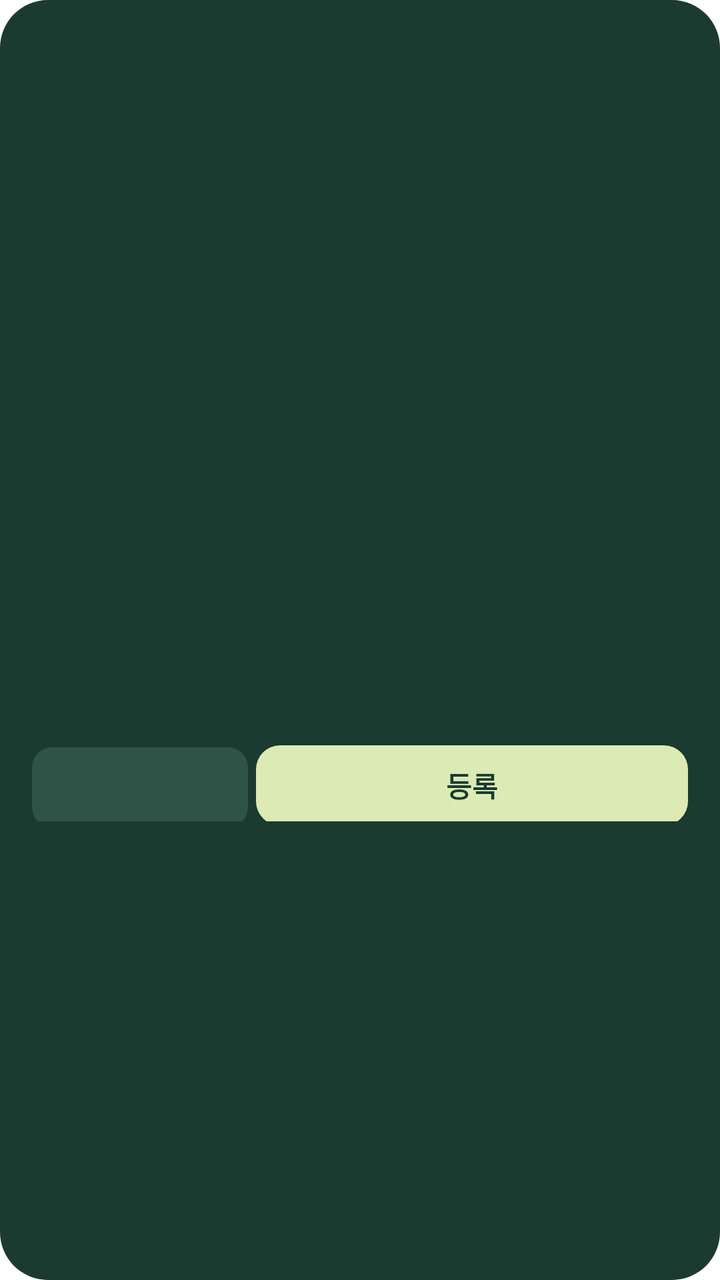
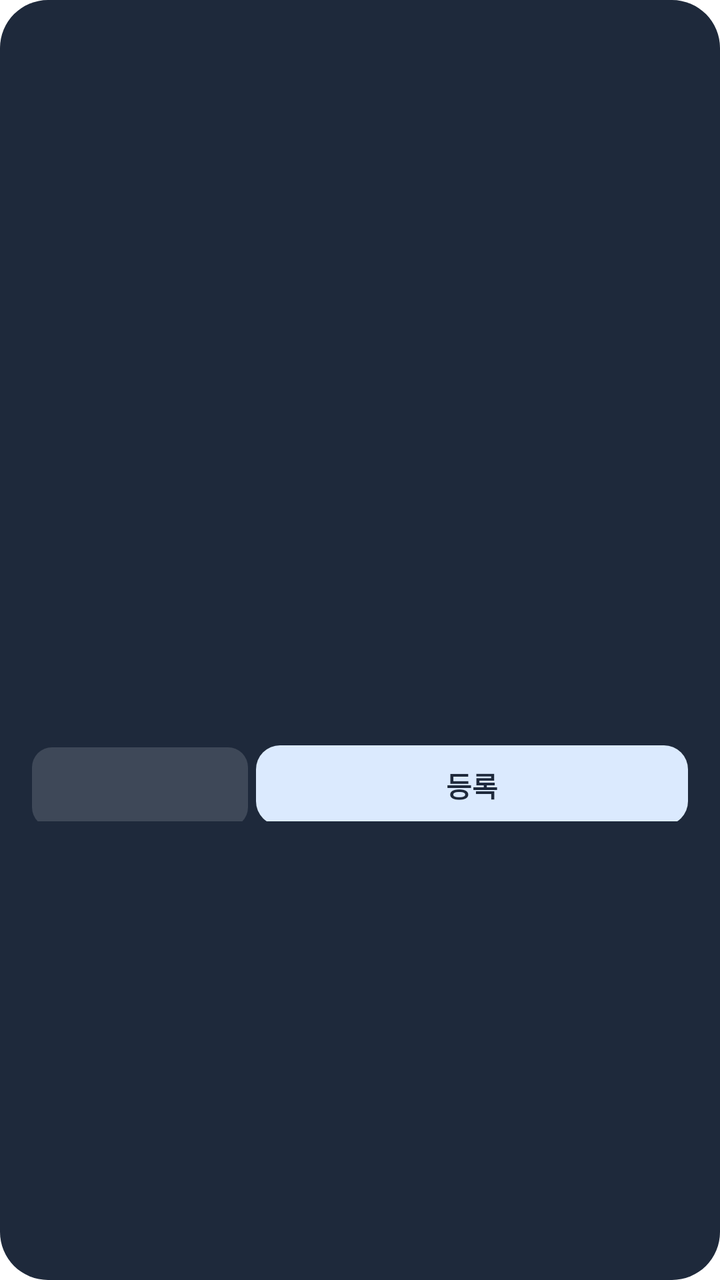

Compare the two renders of this Android layout. The source of the first and the diff that turns it into the second are given below.
<!-- AndroidManifest.xml: fallback theme Theme.MaterialComponents.DayNight.NoActionBar -->
<!-- res/layout/parking_widget.xml -->
<?xml version="1.0" encoding="utf-8"?>
<LinearLayout xmlns:android="http://schemas.android.com/apk/res/android" android:id="@+id/widget_root" android:layout_width="match_parent" android:layout_height="match_parent" android:orientation="vertical" android:gravity="center_vertical" android:paddingLeft="14dp" android:paddingRight="14dp" android:paddingTop="12dp" android:paddingBottom="12dp" android:background="@drawable/widget_background">
    <LinearLayout android:layout_width="match_parent" android:layout_height="wrap_content" android:orientation="horizontal" android:gravity="bottom">
        <TextView android:id="@+id/widget_location" android:layout_width="0dp" android:layout_weight="1" android:layout_height="wrap_content" android:textColor="#FFFFFF" android:textSize="30sp" android:textStyle="bold" android:maxLines="1" android:ellipsize="end" android:includeFontPadding="false" />
        <TextView android:id="@+id/widget_updated" android:layout_width="wrap_content" android:layout_height="wrap_content" android:layout_marginLeft="8dp" android:paddingBottom="4dp" android:textColor="#BFD3C8" android:textSize="11sp" android:maxLines="1" android:ellipsize="end" />
    </LinearLayout>
    <TextView android:id="@+id/widget_hint" android:layout_width="match_parent" android:layout_height="wrap_content" android:layout_marginTop="2dp" android:textColor="#BFD3C8" android:textSize="11sp" android:maxLines="1" android:ellipsize="end" />
    <LinearLayout android:id="@+id/widget_controls" android:layout_width="match_parent" android:layout_height="wrap_content" android:orientation="vertical">
        <LinearLayout android:id="@+id/widget_floor_row_1" android:layout_width="match_parent" android:layout_height="36dp" android:orientation="horizontal" android:layout_marginTop="8dp">
            <TextView android:id="@+id/widget_floor_0" style="@style/WidgetChip" android:visibility="gone" />
            <TextView android:id="@+id/widget_floor_1" style="@style/WidgetChip" android:visibility="gone" />
            <TextView android:id="@+id/widget_floor_2" style="@style/WidgetChip" android:visibility="gone" />
            <TextView android:id="@+id/widget_floor_3" style="@style/WidgetChip" android:visibility="gone" />
            <TextView android:id="@+id/widget_floor_4" style="@style/WidgetChip" android:visibility="gone" />
            <TextView android:id="@+id/widget_floor_5" style="@style/WidgetChip" android:visibility="gone" />
        </LinearLayout>
        <LinearLayout android:id="@+id/widget_floor_row_2" android:layout_width="match_parent" android:layout_height="36dp" android:orientation="horizontal" android:layout_marginTop="4dp">
            <TextView android:id="@+id/widget_floor_6" style="@style/WidgetChip" android:visibility="gone" />
            <TextView android:id="@+id/widget_floor_7" style="@style/WidgetChip" android:visibility="gone" />
            <TextView android:id="@+id/widget_floor_8" style="@style/WidgetChip" android:visibility="gone" />
            <TextView android:id="@+id/widget_floor_9" style="@style/WidgetChip" android:visibility="gone" />
            <TextView android:id="@+id/widget_floor_10" style="@style/WidgetChip" android:visibility="gone" />
            <TextView android:id="@+id/widget_floor_11" style="@style/WidgetChip" android:visibility="gone" />
        </LinearLayout>
        <LinearLayout android:layout_width="match_parent" android:layout_height="40dp" android:orientation="horizontal" android:layout_marginTop="6dp">
            <TextView android:id="@+id/widget_zone" style="@style/WidgetChip" android:layout_height="40dp" android:contentDescription="다음 구역 선택" />
            <TextView android:id="@+id/widget_save" android:layout_width="0dp" android:layout_weight="2" android:layout_height="40dp" android:layout_margin="2dp" android:gravity="center" android:background="@drawable/widget_save" android:textColor="#1B3A30" android:textSize="14sp" android:textStyle="bold" android:text="등록" android:contentDescription="선택한 층과 구역을 서버에 등록" />
        </LinearLayout>
    </LinearLayout>
</LinearLayout>
<!-- resources referenced by this layout -->
<resources>
  <!-- drawable widget_background (drawable) -->
  <shape xmlns:android="http://schemas.android.com/apk/res/android"><solid android:color="#1B3A30"/><corners android:radius="24dp"/></shape>
  <!-- drawable widget_save (drawable) -->
  <shape xmlns:android="http://schemas.android.com/apk/res/android"><solid android:color="#DCEBB4"/><corners android:radius="12dp"/></shape>
  <style name="WidgetChip">
          <item name="android:layout_width">0dp</item>
          <item name="android:layout_weight">1</item>
          <item name="android:layout_height">36dp</item>
          <item name="android:layout_margin">2dp</item>
          <item name="android:gravity">center</item>
          <item name="android:background">@drawable/widget_chip</item>
          <item name="android:textColor">#FFFFFF</item>
          <item name="android:textSize">13sp</item>
          <item name="android:textStyle">bold</item>
          <item name="android:maxLines">1</item>
      </style>
  <!-- drawable widget_chip (drawable) -->
  <shape xmlns:android="http://schemas.android.com/apk/res/android"><solid android:color="#2F5447"/><corners android:radius="10dp"/></shape>
</resources>

<!-- the commit's change to res/layout/parking_widget.xml (unified diff, before → after) -->
@@ -2,9 +2,9 @@
 <LinearLayout xmlns:android="http://schemas.android.com/apk/res/android" android:id="@+id/widget_root" android:layout_width="match_parent" android:layout_height="match_parent" android:orientation="vertical" android:gravity="center_vertical" android:paddingLeft="14dp" android:paddingRight="14dp" android:paddingTop="12dp" android:paddingBottom="12dp" android:background="@drawable/widget_background">
     <LinearLayout android:layout_width="match_parent" android:layout_height="wrap_content" android:orientation="horizontal" android:gravity="bottom">
         <TextView android:id="@+id/widget_location" android:layout_width="0dp" android:layout_weight="1" android:layout_height="wrap_content" android:textColor="#FFFFFF" android:textSize="30sp" android:textStyle="bold" android:maxLines="1" android:ellipsize="end" android:includeFontPadding="false" />
-        <TextView android:id="@+id/widget_updated" android:layout_width="wrap_content" android:layout_height="wrap_content" android:layout_marginLeft="8dp" android:paddingBottom="4dp" android:textColor="#BFD3C8" android:textSize="11sp" android:maxLines="1" android:ellipsize="end" />
+        <TextView android:id="@+id/widget_updated" android:layout_width="wrap_content" android:layout_height="wrap_content" android:layout_marginLeft="8dp" android:paddingBottom="4dp" android:textColor="#CBD5E1" android:textSize="11sp" android:maxLines="1" android:ellipsize="end" />
     </LinearLayout>
-    <TextView android:id="@+id/widget_hint" android:layout_width="match_parent" android:layout_height="wrap_content" android:layout_marginTop="2dp" android:textColor="#BFD3C8" android:textSize="11sp" android:maxLines="1" android:ellipsize="end" />
+    <TextView android:id="@+id/widget_hint" android:layout_width="match_parent" android:layout_height="wrap_content" android:layout_marginTop="2dp" android:textColor="#CBD5E1" android:textSize="11sp" android:maxLines="1" android:ellipsize="end" />
     <LinearLayout android:id="@+id/widget_controls" android:layout_width="match_parent" android:layout_height="wrap_content" android:orientation="vertical">
         <LinearLayout android:id="@+id/widget_floor_row_1" android:layout_width="match_parent" android:layout_height="36dp" android:orientation="horizontal" android:layout_marginTop="8dp">
             <TextView android:id="@+id/widget_floor_0" style="@style/WidgetChip" android:visibility="gone" />
@@ -24,7 +24,7 @@
         </LinearLayout>
         <LinearLayout android:layout_width="match_parent" android:layout_height="40dp" android:orientation="horizontal" android:layout_marginTop="6dp">
             <TextView android:id="@+id/widget_zone" style="@style/WidgetChip" android:layout_height="40dp" android:contentDescription="다음 구역 선택" />
-            <TextView android:id="@+id/widget_save" android:layout_width="0dp" android:layout_weight="2" android:layout_height="40dp" android:layout_margin="2dp" android:gravity="center" android:background="@drawable/widget_save" android:textColor="#1B3A30" android:textSize="14sp" android:textStyle="bold" android:text="등록" android:contentDescription="선택한 층과 구역을 서버에 등록" />
+            <TextView android:id="@+id/widget_save" android:layout_width="0dp" android:layout_weight="2" android:layout_height="40dp" android:layout_margin="2dp" android:gravity="center" android:background="@drawable/widget_save" android:textColor="#1E293B" android:textSize="14sp" android:textStyle="bold" android:text="등록" android:contentDescription="선택한 층과 구역을 서버에 등록" />
         </LinearLayout>
     </LinearLayout>
 </LinearLayout>
<!-- resource entries referenced after the edit -->
@@ -1,9 +1,9 @@
 <!-- resources referenced by this layout -->
 <resources>
   <!-- drawable widget_background (drawable) -->
-  <shape xmlns:android="http://schemas.android.com/apk/res/android"><solid android:color="#1B3A30"/><corners android:radius="24dp"/></shape>
+  <shape xmlns:android="http://schemas.android.com/apk/res/android"><solid android:color="#1E293B"/><corners android:radius="24dp"/></shape>
   <!-- drawable widget_save (drawable) -->
-  <shape xmlns:android="http://schemas.android.com/apk/res/android"><solid android:color="#DCEBB4"/><corners android:radius="12dp"/></shape>
+  <shape xmlns:android="http://schemas.android.com/apk/res/android"><solid android:color="#DBEAFE"/><corners android:radius="12dp"/></shape>
   <style name="WidgetChip">
           <item name="android:layout_width">0dp</item>
           <item name="android:layout_weight">1</item>
@@ -17,6 +17,6 @@
           <item name="android:maxLines">1</item>
       </style>
   <!-- drawable widget_chip (drawable) -->
-  <shape xmlns:android="http://schemas.android.com/apk/res/android"><solid android:color="#2F5447"/><corners android:radius="10dp"/></shape>
+  <shape xmlns:android="http://schemas.android.com/apk/res/android"><solid android:color="#3E4858"/><corners android:radius="10dp"/></shape>
 </resources>
 
